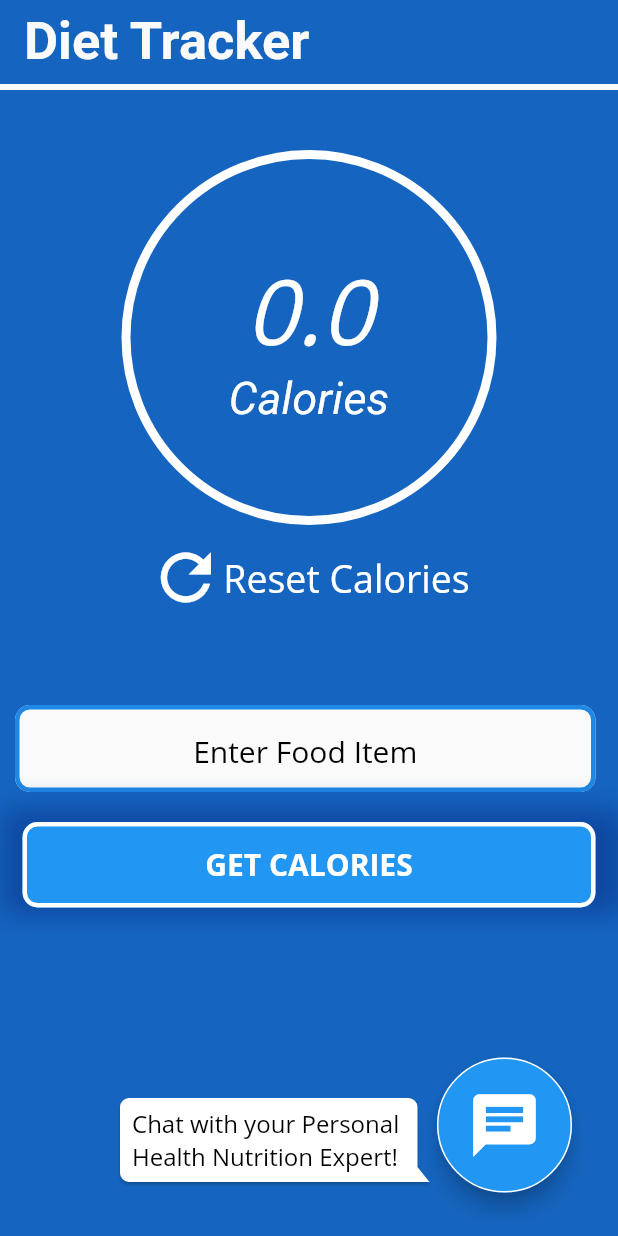
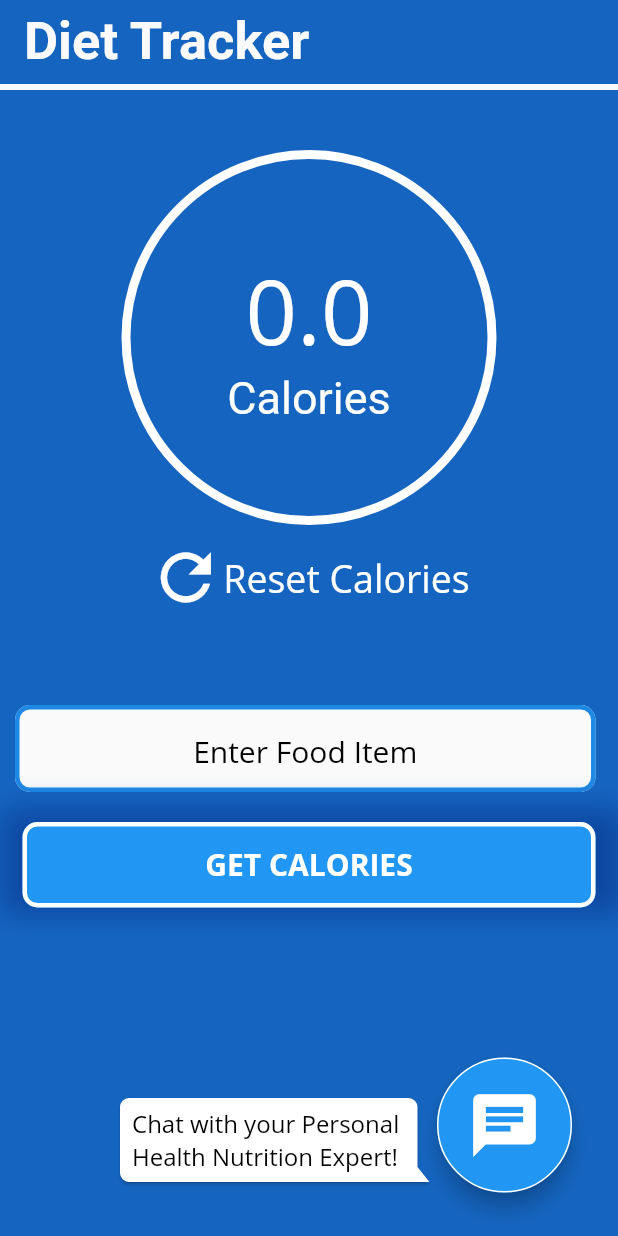
Before and after one commit to divyeshmundhra/SGFit-1, a Flutter app: the MyHomePage screen opened directly, on a phone screen of 412 x 824 dp. Run offline on Flutter 3.47's test engine with Material 2 defaults, Android fonts, the phone set to English and light mode, and no system bars; drawn by our look-alikes of bubble; our stand-ins replace flutter_icons, flutter_spinkit, fluttertoast, shared_preferences, simple_animations; missing offline and left inert: flutter_dialogflow; accounts and stored records are empty; network calls fail; Roboto replaces fonts that are missing (Montserrat); project files that could hold a hidden picture were left out.

Commit message:
Water Tracker cleaning + UI changes

```diff
--- a/sg_fit/lib/view/diet_tracker_dashboard.dart
+++ b/sg_fit/lib/view/diet_tracker_dashboard.dart
@@ -148,8 +148,10 @@ class _MyHomePageState extends State<MyHomePage> with TickerProviderStateMixin {
                                                 style: TextStyle(
                                                     color: Colors.white,
                                                     fontSize: 60,
-                                                    fontStyle:
-                                                        FontStyle.italic),
+                                                    // fontStyle:
+                                                    //     FontStyle.italic
+                                                        )
+                                                        ,
                                               );
                                             },
                                           ),
@@ -160,7 +162,8 @@ class _MyHomePageState extends State<MyHomePage> with TickerProviderStateMixin {
                                             style: TextStyle(
                                                 color: Colors.white,
                                                 fontSize: 20,
-                                                fontStyle: FontStyle.italic),
+                                                // fontStyle: FontStyle.italic
+                                                ),
                                           ),
                                         ),
                                       ]),
@@ -177,7 +180,8 @@ class _MyHomePageState extends State<MyHomePage> with TickerProviderStateMixin {
                                           style: TextStyle(
                                               color: Colors.white,
                                               fontSize: 60,
-                                              fontStyle: FontStyle.italic),
+                                              // fontStyle: FontStyle.italic
+                                              ),
                                         ),
                                       ),
                                       Center(
@@ -186,7 +190,8 @@ class _MyHomePageState extends State<MyHomePage> with TickerProviderStateMixin {
                                                 color: Colors.white,
                                                 fontSize: 30,
                                                 fontFamily: 'Montserrat',
-                                                fontStyle: FontStyle.italic)),
+                                                // fontStyle: FontStyle.italic
+                                                )),
                                       ),
                                       _buildCircularProgressIndicator()
                                     ]),
```
Also changed, not shown: sg_fit/lib/view/water_tracker_dashboard.dart (+15 -13 lines).
